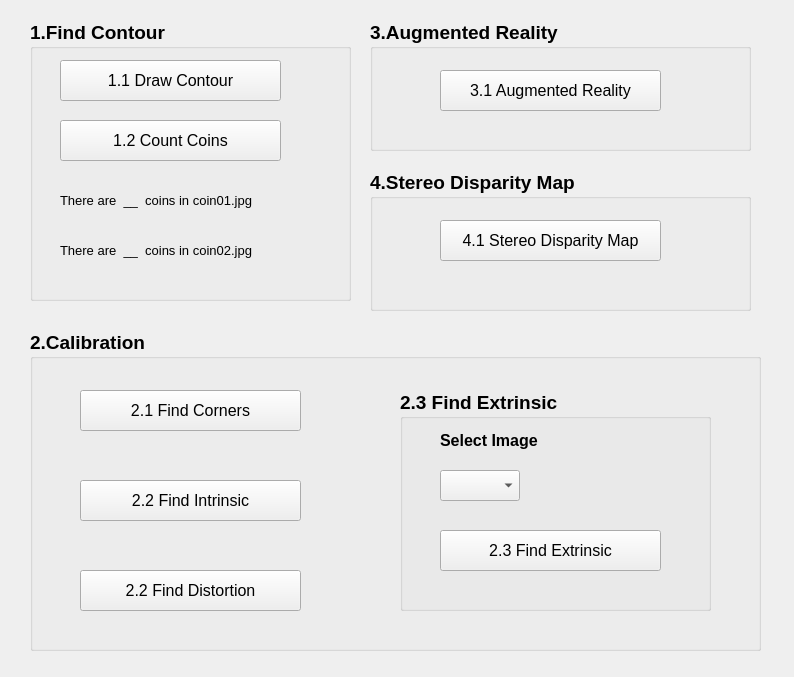
Above: hw2/hw2_UI.ui from shanihsu/oepnCV_Homework before the change. Below: the same form after it.
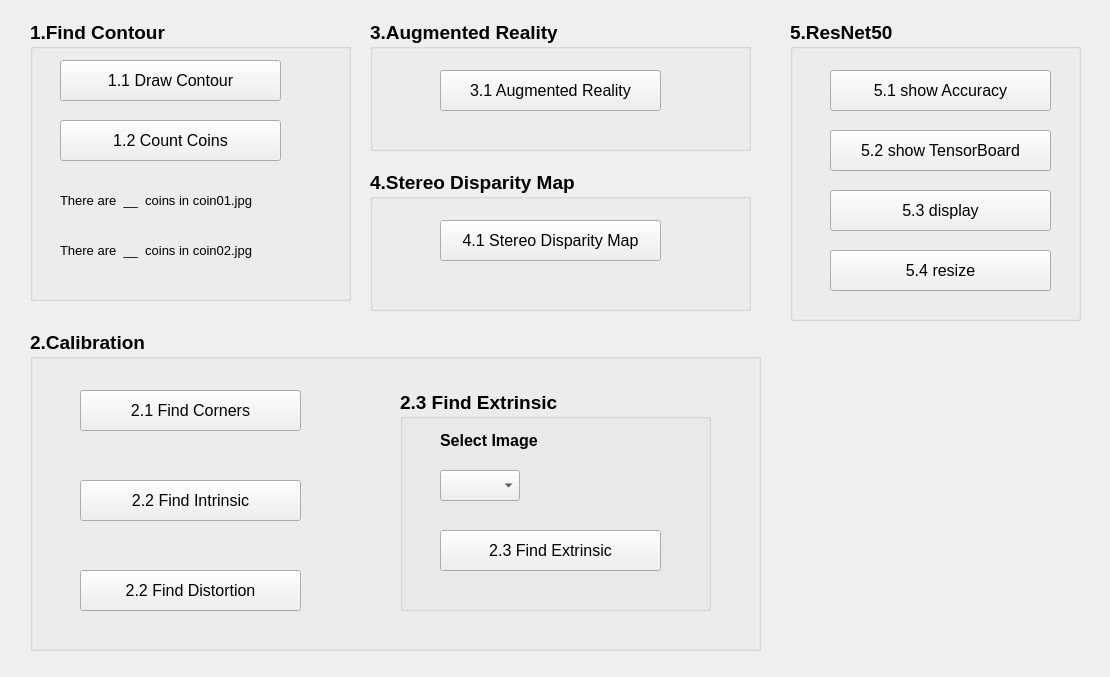
That is the form after the change.

What changed in the file:
```diff
--- a/hw2/hw2_UI.ui
+++ b/hw2/hw2_UI.ui
@@ -6,7 +6,7 @@
    <rect>
     <x>0</x>
     <y>0</y>
-    <width>794</width>
+    <width>1110</width>
     <height>677</height>
    </rect>
   </property>
@@ -337,6 +337,106 @@
     </property>
    </widget>
   </widget>
+  <widget class="QGroupBox" name="groupBox_6">
+   <property name="geometry">
+    <rect>
+     <x>790</x>
+     <y>20</y>
+     <width>291</width>
+     <height>301</height>
+    </rect>
+   </property>
+   <property name="font">
+    <font>
+     <pointsize>14</pointsize>
+     <weight>75</weight>
+     <bold>true</bold>
+    </font>
+   </property>
+   <property name="title">
+    <string>5.ResNet50</string>
+   </property>
+   <widget class="QPushButton" name="pushButton_9">
+    <property name="geometry">
+     <rect>
+      <x>40</x>
+      <y>50</y>
+      <width>221</width>
+      <height>41</height>
+     </rect>
+    </property>
+    <property name="font">
+     <font>
+      <pointsize>12</pointsize>
+      <weight>50</weight>
+      <bold>false</bold>
+     </font>
+    </property>
+    <property name="text">
+     <string>5.1 show Accuracy</string>
+    </property>
+   </widget>
+   <widget class="QPushButton" name="pushButton_10">
+    <property name="geometry">
+     <rect>
+      <x>40</x>
+      <y>110</y>
+      <width>221</width>
+      <height>41</height>
+     </rect>
+    </property>
+    <property name="font">
+     <font>
+      <pointsize>12</pointsize>
+      <weight>50</weight>
+      <bold>false</bold>
+     </font>
+    </property>
+    <property name="text">
+     <string>5.2 show TensorBoard</string>
+    </property>
+   </widget>
+   <widget class="QPushButton" name="pushButton_11">
+    <property name="geometry">
+     <rect>
+      <x>40</x>
+      <y>170</y>
+      <width>221</width>
+      <height>41</height>
+     </rect>
+    </property>
+    <property name="font">
+     <font>
+      <pointsize>12</pointsize>
+      <weight>50</weight>
+      <bold>false</bold>
+     </font>
+    </property>
+    <property name="text">
+     <string>5.3 display</string>
+    </property>
+   </widget>
+   <widget class="QPushButton" name="pushButton_12">
+    <property name="geometry">
+     <rect>
+      <x>40</x>
+      <y>230</y>
+      <width>221</width>
+      <height>41</height>
+     </rect>
+    </property>
+    <property name="font">
+     <font>
+      <pointsize>12</pointsize>
+      <weight>50</weight>
+      <bold>false</bold>
+     </font>
+    </property>
+    <property name="text">
+     <string>5.4 resize</string>
+    </property>
+   </widget>
+  </widget>
  </widget>
  <resources/>
  <connections/>
```
